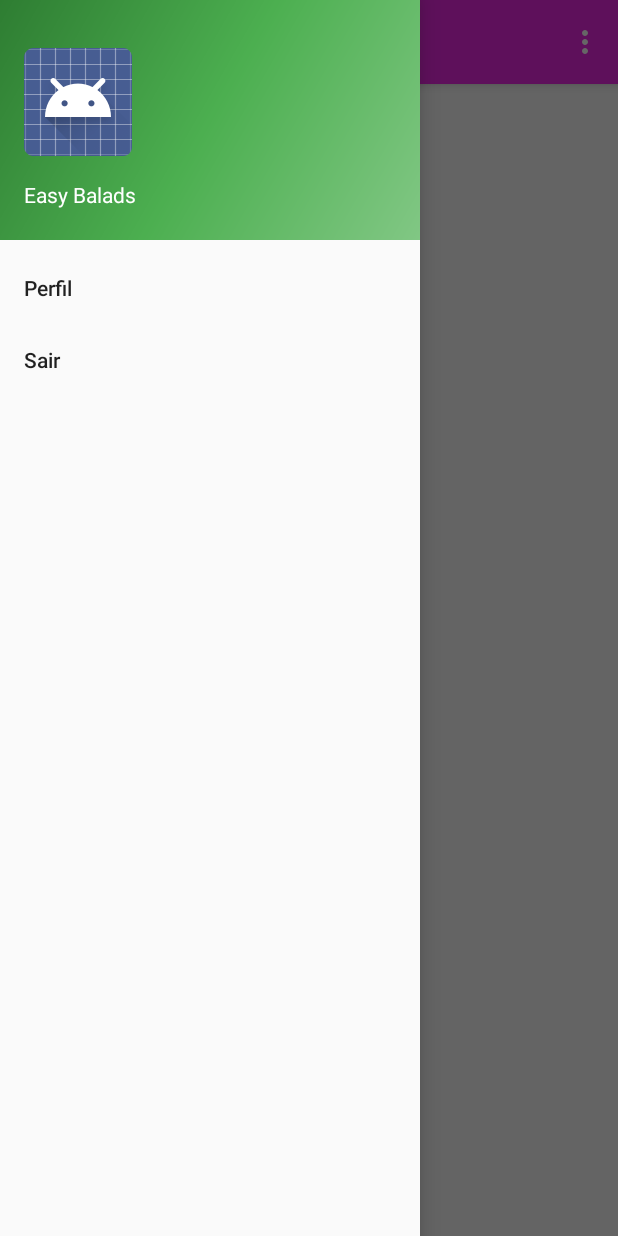
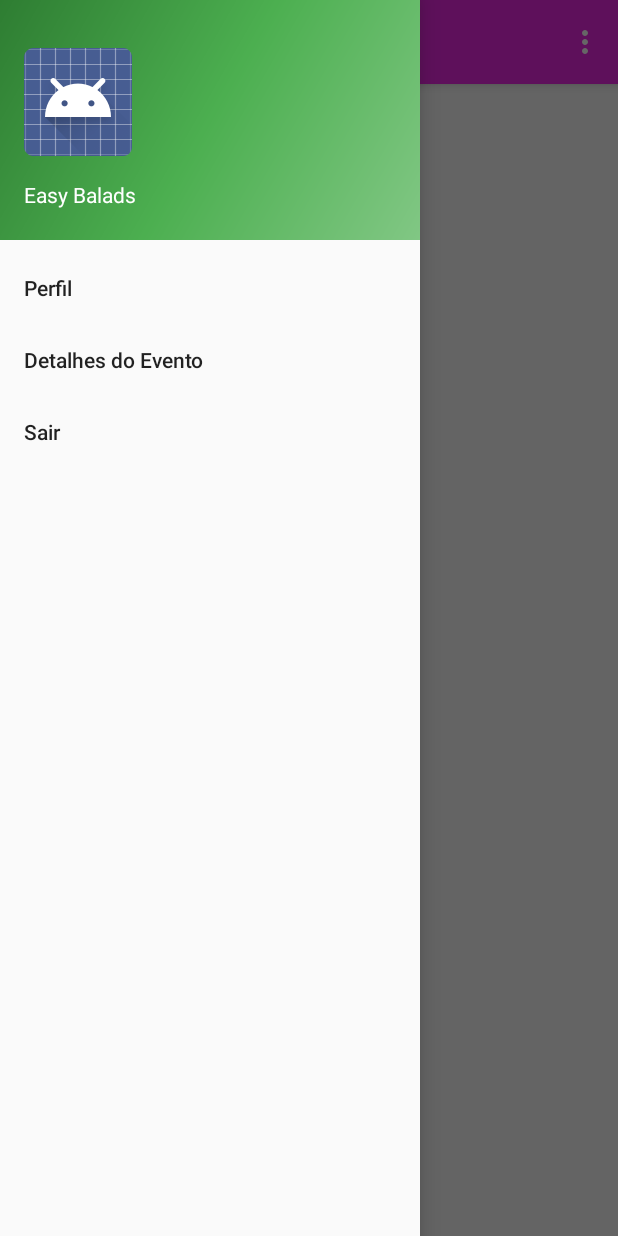
Before and after one commit to EasyBalads/projeto, an Android app: the inicial_usuario screen opened directly, with no data from a screen before it, with the side drawer open, on a phone screen of 412 x 824 dp. Run offline under Robolectric (Android 15) with nearby library versions, the phone set to English and light mode, and no system bars.

Commit message:
Tela de Detalhes Linkada ao menu

```diff
--- a/EASYBALADS/app/src/main/java/easybalads/easybalads/detalhes_de_evento.java
+++ b/EASYBALADS/app/src/main/java/easybalads/easybalads/detalhes_de_evento.java
@@ -19,8 +19,7 @@ public class detalhes_de_evento extends AppCompatActivity {
     public boolean onOptionsItemSelected(MenuItem item) { //Botão adicional na ToolBar
         switch (item.getItemId()) {
             case android.R.id.home:  //ID do seu botão (gerado automaticamente pelo android, usando como está, deve funcionar
-                startActivity(new Intent(this, MainActivity.class));  //O efeito ao ser pressionado do botão (no caso abre a activity)
-                finish();  //Método para matar a activity e não deixa-lá indexada na pilhagem
+                this.finish(); //Método para matar a activity e não deixa-lá indexada na pilhagem
                 break;
             default:break;
         }
@@ -29,8 +28,7 @@ public class detalhes_de_evento extends AppCompatActivity {
 
     @Override
     public void onBackPressed(){ //Botão BACK padrão do android
-        startActivity(new Intent(this, MainActivity.class)); //O efeito ao ser pressionado do botão (no caso abre a activity)
-        finish(); //Método para matar a activity e não deixa-lá indexada na pilhagem
+        this.finish(); //Método para matar a activity e não deixa-lá indexada na pilhagem
         return;
     }
 }
--- a/EASYBALADS/app/src/main/java/easybalads/easybalads/inicial_usuario.java
+++ b/EASYBALADS/app/src/main/java/easybalads/easybalads/inicial_usuario.java
@@ -71,7 +71,10 @@ public class inicial_usuario extends AppCompatActivity
 
         if (id == R.id.nav_perfil) {
             startActivity(new Intent(this, perfil_usuario.class));
-        } else if (id == R.id.nav_sair) {
+        }else if (id == R.id.nav_detalhes) {
+            startActivity(new Intent(this, detalhes_de_evento.class));
+
+        }else if (id == R.id.nav_sair) {
             finish();
         }
 
--- a/EASYBALADS/app/src/main/java/easybalads/easybalads/login.java
+++ b/EASYBALADS/app/src/main/java/easybalads/easybalads/login.java
@@ -44,9 +44,9 @@ public class login extends AppCompatActivity {
 
     public void onClick(View v){
         if(v.getId() == R.id.btEntrar) {
-            if(login.getText().toString().equals("easy")){
+            if(login.getText().toString().equals("easy@easy.com.br")){
                 startActivity(new Intent(this, inicial_usuario.class));
-            }else if(login.getText().toString().equals("balads")){
+            }else if(login.getText().toString().equals("balads@balads.com.br")){
                 startActivity(new Intent(this, inicial_cliente.class));
             }
         }
--- a/EASYBALADS/app/src/main/res/layout/activity_inicial_usuario.xml
+++ b/EASYBALADS/app/src/main/res/layout/activity_inicial_usuario.xml
@@ -20,6 +20,6 @@
         android:layout_gravity="start"
         android:fitsSystemWindows="true"
         app:headerLayout="@layout/nav_header_main2"
-        app:menu="@menu/activity_main2_drawer" />
+        app:menu="@menu/ini_usu" />
 
 </android.support.v4.widget.DrawerLayout>
--- /dev/null
+++ b/EASYBALADS/app/src/main/res/menu/ini_usu.xml
@@ -0,0 +1,16 @@
+<?xml version="1.0" encoding="utf-8"?>
+<menu xmlns:android="http://schemas.android.com/apk/res/android">
+
+    <group android:checkableBehavior="single">
+        <item
+            android:id="@+id/nav_perfil"
+            android:title="Perfil" />
+        <item
+            android:id="@+id/nav_detalhes"
+            android:title="Detalhes do Evento" />
+        <item
+            android:id="@+id/nav_sair"
+            android:title="Sair" />
+    </group>
+
+</menu>
--- a/EASYBALADS/app/src/main/res/values/strings.xml
+++ b/EASYBALADS/app/src/main/res/values/strings.xml
@@ -12,6 +12,5 @@
     <string name="inicial_cliente">Cliente: Balads</string>
     <string name="navigation_drawer_open">Open navigation drawer</string>
     <string name="navigation_drawer_close">Close navigation drawer</string>
-
     <string name="action_settings">Configurações</string>
 </resources>
```
